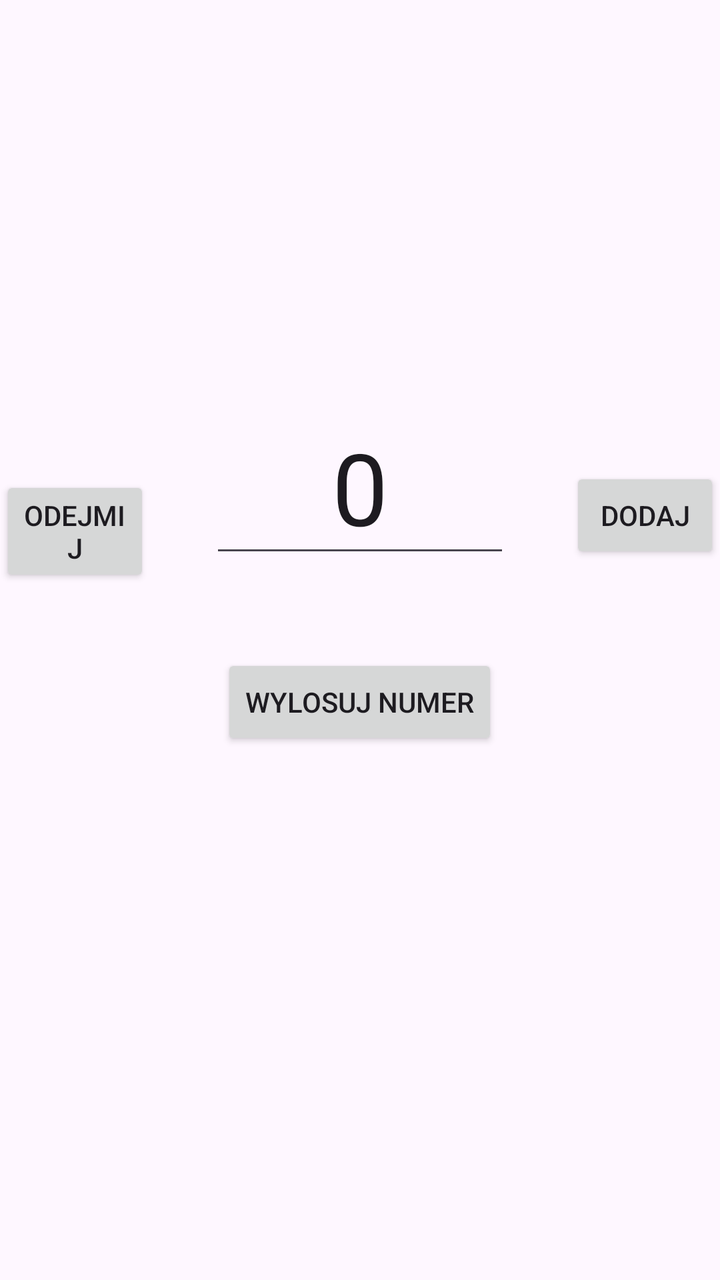
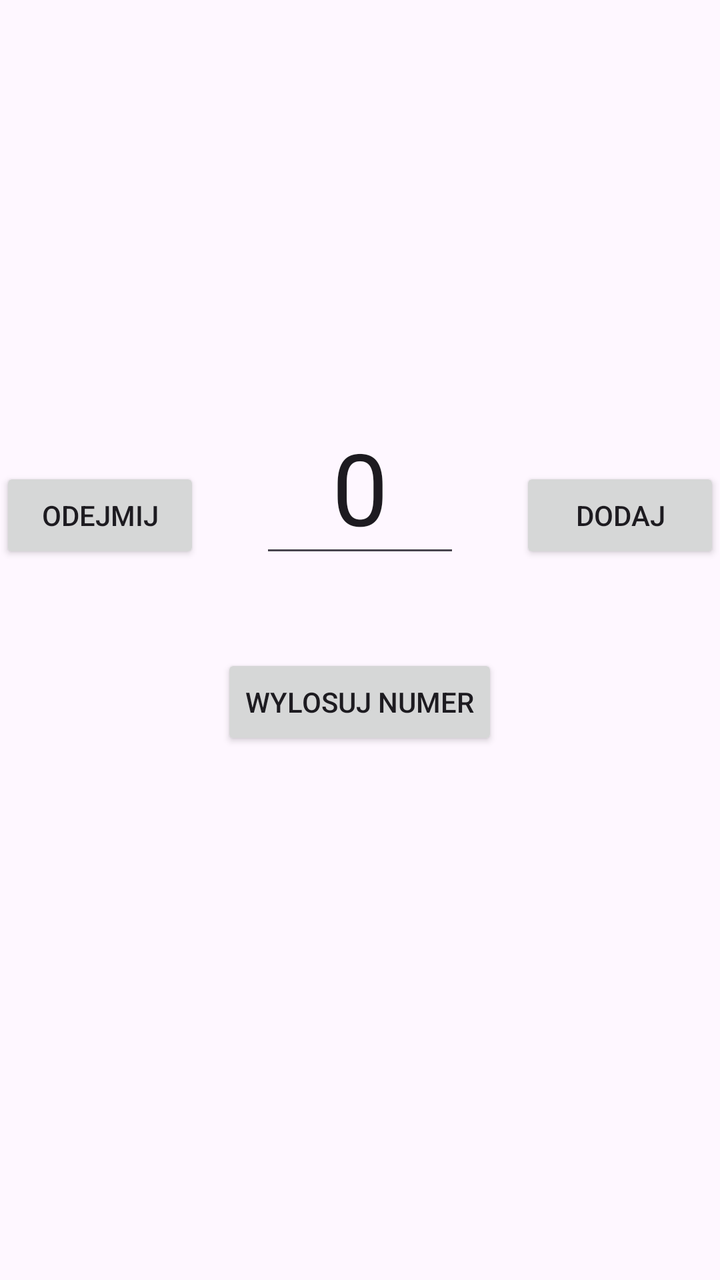

An Android layout rendered at two revisions. The XML below is the earlier revision; the diff shows what the commit changed to produce the second picture.
<!-- AndroidManifest.xml: application theme Theme.ProstaAppka -->
<!-- res/layout/activity_main.xml -->
<?xml version="1.0" encoding="utf-8"?>
    <LinearLayout xmlns:android="http://schemas.android.com/apk/res/android"
        xmlns:app="http://schemas.android.com/apk/res-auto"
        xmlns:tools="http://schemas.android.com/tools"
        android:id="@+id/main"
        android:layout_width="match_parent"
        android:layout_height="match_parent"
        android:orientation="vertical"
        tools:context=".MainActivity">

    <LinearLayout
        android:layout_width="match_parent"
        android:layout_height="127dp"
        android:layout_marginTop="200dp"
        android:orientation="horizontal">

        <Button
            android:id="@+id/odejmij"
            android:layout_width="wrap_content"
            android:layout_height="wrap_content"
            android:layout_marginRight="30dp"
            android:layout_weight="1"
            android:text="odejmij" />

        <EditText
            android:id="@+id/numerEdycja"
            android:layout_width="150dp"
            android:layout_height="wrap_content"
            android:ems="10"
            android:gravity="center"
            android:inputType="number"
            android:text="0"
            android:textSize="50dp" />

        <Button
            android:id="@+id/dodaj"
            android:layout_width="wrap_content"
            android:layout_height="wrap_content"
            android:layout_marginLeft="30dp"
            android:layout_weight="1"
            android:text="dodaj" />
    </LinearLayout>

    <Button
        android:id="@+id/randomNumer"
        android:layout_width="wrap_content"
        android:layout_gravity="center"
        android:layout_height="wrap_content"
        android:text="wylosuj numer" />

</LinearLayout>
<!-- resources referenced by this layout -->
<resources>
  <style name="Theme.ProstaAppka" parent="Base.Theme.ProstaAppka" />
  <style name="Base.Theme.ProstaAppka" parent="Theme.Material3.DayNight.NoActionBar">
          
          
      </style>
</resources>

<!-- the commit's change to res/layout/activity_main.xml (unified diff, before → after) -->
@@ -24,7 +24,7 @@
 
         <EditText
             android:id="@+id/numerEdycja"
-            android:layout_width="150dp"
+            android:layout_width="100dp"
             android:layout_height="wrap_content"
             android:ems="10"
             android:gravity="center"
